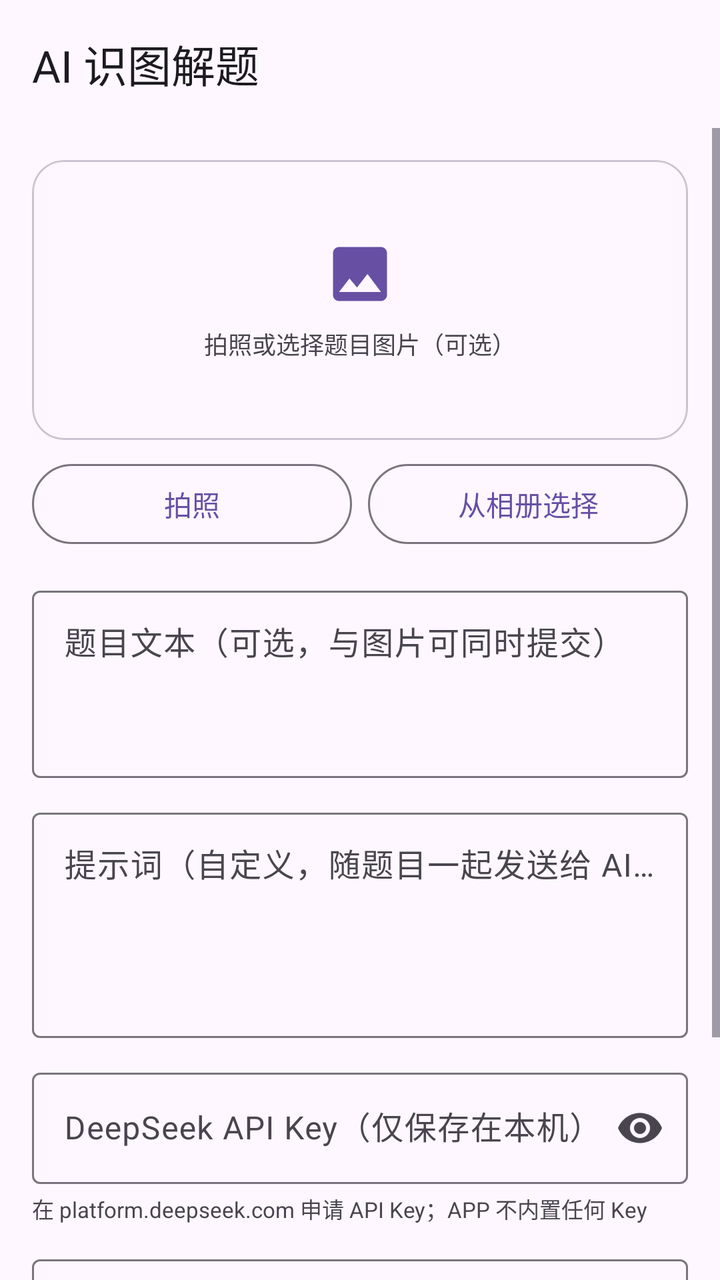
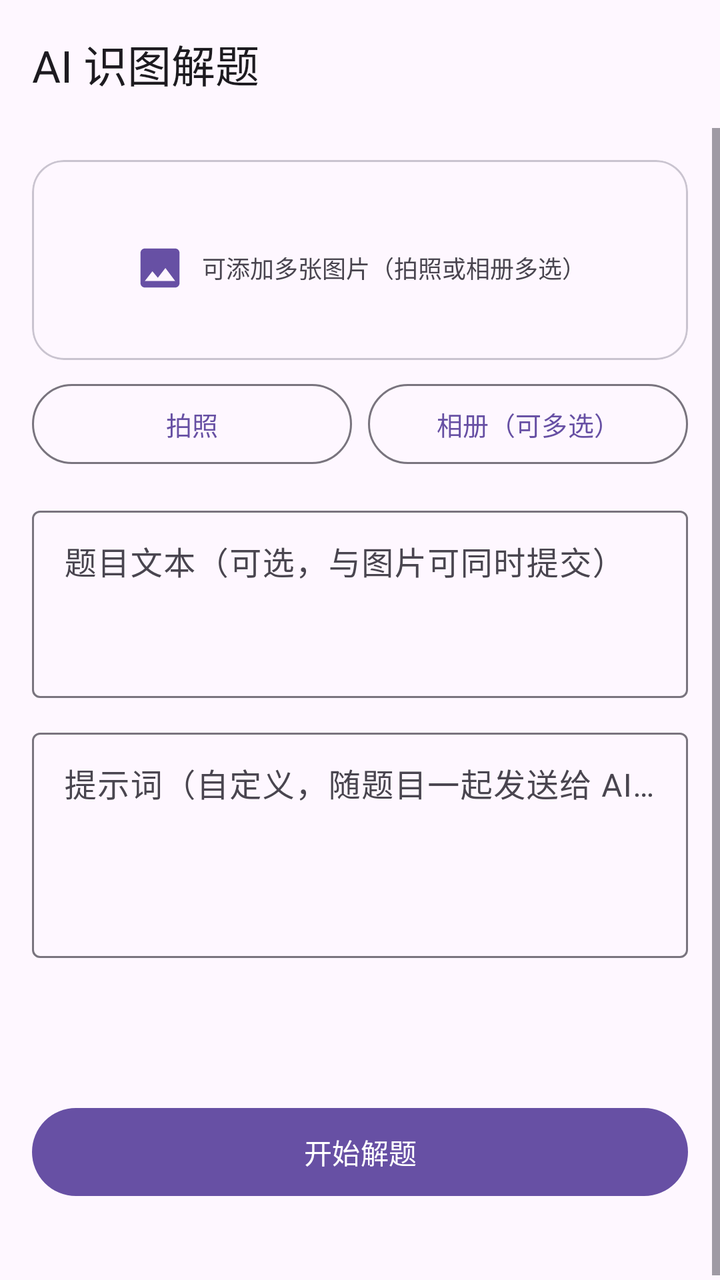

Two renders of the same Android screen: before a commit and after it. Below are the layout's source before the change and the commit's diff.
<!-- AndroidManifest.xml: application theme Theme.XueTi -->
<!-- res/layout/activity_ai_solve.xml -->
<?xml version="1.0" encoding="utf-8"?>
<LinearLayout xmlns:android="http://schemas.android.com/apk/res/android"
    xmlns:app="http://schemas.android.com/apk/res-auto"
    android:layout_width="match_parent"
    android:layout_height="match_parent"
    android:orientation="vertical">

    <com.google.android.material.appbar.MaterialToolbar
        android:id="@+id/toolbar"
        android:layout_width="match_parent"
        android:layout_height="?attr/actionBarSize"
        app:title="@string/ai_solve_title" />

    <ScrollView
        android:layout_width="match_parent"
        android:layout_height="0dp"
        android:layout_weight="1">

        <LinearLayout
            android:layout_width="match_parent"
            android:layout_height="wrap_content"
            android:orientation="vertical"
            android:padding="16dp">

            
            <com.google.android.material.card.MaterialCardView
                android:layout_width="match_parent"
                android:layout_height="wrap_content"
                app:cardCornerRadius="16dp"
                app:cardElevation="0dp"
                app:strokeColor="?attr/colorOutlineVariant"
                app:strokeWidth="1dp">

                <FrameLayout
                    android:layout_width="match_parent"
                    android:layout_height="wrap_content">

                    <ImageView
                        android:id="@+id/imagePreview"
                        android:layout_width="match_parent"
                        android:layout_height="240dp"
                        android:adjustViewBounds="true"
                        android:background="#11000000"
                        android:contentDescription="@string/ai_solve_title"
                        android:scaleType="fitCenter"
                        android:visibility="gone" />

                    <LinearLayout
                        android:id="@+id/imagePlaceholder"
                        android:layout_width="match_parent"
                        android:layout_height="140dp"
                        android:gravity="center"
                        android:orientation="vertical">

                        <ImageView
                            android:layout_width="36dp"
                            android:layout_height="36dp"
                            android:contentDescription="@string/ai_solve_title"
                            android:src="@drawable/ic_image"
                            app:tint="?attr/colorPrimary" />

                        <TextView
                            android:layout_width="wrap_content"
                            android:layout_height="wrap_content"
                            android:layout_marginTop="8dp"
                            android:text="@string/ai_image_hint"
                            android:textColor="?attr/colorOnSurfaceVariant"
                            android:textSize="12sp" />
                    </LinearLayout>
                </FrameLayout>
            </com.google.android.material.card.MaterialCardView>

            <LinearLayout
                android:layout_width="match_parent"
                android:layout_height="wrap_content"
                android:layout_marginTop="8dp"
                android:orientation="horizontal">

                <com.google.android.material.button.MaterialButton
                    android:id="@+id/btnCamera"
                    style="?attr/materialButtonOutlinedStyle"
                    android:layout_width="0dp"
                    android:layout_height="wrap_content"
                    android:layout_weight="1"
                    android:text="@string/ai_take_photo" />

                <com.google.android.material.button.MaterialButton
                    android:id="@+id/btnGallery"
                    style="?attr/materialButtonOutlinedStyle"
                    android:layout_width="0dp"
                    android:layout_height="wrap_content"
                    android:layout_marginStart="8dp"
                    android:layout_weight="1"
                    android:text="@string/ai_pick_gallery" />
            </LinearLayout>

            
            <LinearLayout
                android:id="@+id/imageActionsRow"
                android:layout_width="match_parent"
                android:layout_height="wrap_content"
                android:layout_marginTop="8dp"
                android:orientation="horizontal"
                android:visibility="gone">

                <com.google.android.material.button.MaterialButton
                    android:id="@+id/btnCrop"
                    style="?attr/materialButtonOutlinedStyle"
                    android:layout_width="0dp"
                    android:layout_height="wrap_content"
                    android:layout_weight="1"
                    android:text="@string/ai_btn_crop"
                    android:textSize="13sp" />

                <com.google.android.material.button.MaterialButton
                    android:id="@+id/btnEnhance"
                    style="?attr/materialButtonOutlinedStyle"
                    android:layout_width="0dp"
                    android:layout_height="wrap_content"
                    android:layout_marginStart="6dp"
                    android:layout_weight="1"
                    android:text="@string/ai_btn_enhance"
                    android:textSize="13sp" />

                <com.google.android.material.button.MaterialButton
                    android:id="@+id/btnRestore"
                    style="?attr/materialButtonOutlinedStyle"
                    android:layout_width="0dp"
                    android:layout_height="wrap_content"
                    android:layout_marginStart="6dp"
                    android:layout_weight="1"
                    android:text="@string/ai_btn_restore"
                    android:textSize="13sp" />

                <com.google.android.material.button.MaterialButton
                    android:id="@+id/btnClearImage"
                    style="?attr/materialButtonOutlinedStyle"
                    android:layout_width="0dp"
                    android:layout_height="wrap_content"
                    android:layout_marginStart="6dp"
                    android:layout_weight="1"
                    android:text="@string/ai_clear_image"
                    android:textSize="13sp" />
            </LinearLayout>

            <TextView
                android:id="@+id/enhanceTip"
                android:layout_width="match_parent"
                android:layout_height="wrap_content"
                android:layout_marginTop="6dp"
                android:text="@string/ai_enhance_tip"
                android:textColor="?attr/colorOnSurfaceVariant"
                android:textSize="11sp"
                android:visibility="gone" />

            
            <com.google.android.material.textfield.TextInputLayout
                android:layout_width="match_parent"
                android:layout_height="wrap_content"
                android:layout_marginTop="14dp"
                android:hint="@string/ai_question_hint">

                <com.google.android.material.textfield.TextInputEditText
                    android:id="@+id/etQuestion"
                    android:layout_width="match_parent"
                    android:layout_height="wrap_content"
                    android:gravity="top"
                    android:inputType="textMultiLine"
                    android:minLines="3" />
            </com.google.android.material.textfield.TextInputLayout>

            
            <com.google.android.material.textfield.TextInputLayout
                android:layout_width="match_parent"
                android:layout_height="wrap_content"
                android:layout_marginTop="12dp"
                android:hint="@string/ai_prompt_hint">

                <com.google.android.material.textfield.TextInputEditText
                    android:id="@+id/etPrompt"
                    android:layout_width="match_parent"
                    android:layout_height="wrap_content"
                    android:gravity="top"
                    android:inputType="textMultiLine"
                    android:minLines="4" />
            </com.google.android.material.textfield.TextInputLayout>

            
            <com.google.android.material.textfield.TextInputLayout
                android:layout_width="match_parent"
                android:layout_height="wrap_content"
                android:layout_marginTop="12dp"
                android:hint="@string/ai_key_hint"
                app:endIconMode="password_toggle">

                <com.google.android.material.textfield.TextInputEditText
                    android:id="@+id/etApiKey"
                    android:layout_width="match_parent"
                    android:layout_height="wrap_content"
                    android:inputType="textPassword"
                    android:maxLines="1" />
            </com.google.android.material.textfield.TextInputLayout>

            <TextView
                android:layout_width="match_parent"
                android:layout_height="wrap_content"
                android:layout_marginTop="4dp"
                android:text="@string/ai_key_tip"
                android:textColor="?attr/colorOnSurfaceVariant"
                android:textSize="11sp" />

            
            <com.google.android.material.textfield.TextInputLayout
                android:layout_width="match_parent"
                android:layout_height="wrap_content"
                android:layout_marginTop="12dp"
                android:hint="@string/ai_model_hint">

                <com.google.android.material.textfield.TextInputEditText
                    android:id="@+id/etModel"
                    android:layout_width="match_parent"
                    android:layout_height="wrap_content"
                    android:inputType="text"
                    android:maxLines="1" />
            </com.google.android.material.textfield.TextInputLayout>

            <com.google.android.material.button.MaterialButton
                android:id="@+id/btnSolve"
                android:layout_width="match_parent"
                android:layout_height="52dp"
                android:layout_marginTop="16dp"
                android:text="@string/ai_solve_button" />

            <ProgressBar
                android:id="@+id/progress"
                style="?android:attr/progressBarStyleHorizontal"
                android:layout_width="match_parent"
                android:layout_height="wrap_content"
                android:layout_marginTop="12dp"
                android:indeterminate="true"
                android:visibility="gone" />

            <TextView
                android:id="@+id/statusText"
                android:layout_width="match_parent"
                android:layout_height="wrap_content"
                android:layout_marginTop="8dp"
                android:textColor="?attr/colorOnSurfaceVariant"
                android:textSize="12sp" />

            
            <com.google.android.material.card.MaterialCardView
                android:id="@+id/resultCard"
                android:layout_width="match_parent"
                android:layout_height="wrap_content"
                android:layout_marginTop="14dp"
                android:visibility="gone"
                app:cardBackgroundColor="?attr/colorSurfaceContainerHigh"
                app:cardCornerRadius="16dp"
                app:cardElevation="0dp"
                app:strokeColor="?attr/colorOutlineVariant"
                app:strokeWidth="1dp">

                <LinearLayout
                    android:layout_width="match_parent"
                    android:layout_height="wrap_content"
                    android:orientation="vertical"
                    android:padding="16dp">

                    <LinearLayout
                        android:layout_width="match_parent"
                        android:layout_height="wrap_content"
                        android:gravity="center_vertical"
                        android:orientation="horizontal">

                        <TextView
                            android:layout_width="0dp"
                            android:layout_height="wrap_content"
                            android:layout_weight="1"
                            android:text="@string/ai_result_title"
                            android:textSize="15sp"
                            android:textStyle="bold" />

                        <TextView
                            android:id="@+id/btnCopyResult"
                            android:layout_width="wrap_content"
                            android:layout_height="wrap_content"
                            android:background="?attr/selectableItemBackground"
                            android:padding="8dp"
                            android:text="@string/ai_copy"
                            android:textColor="?attr/colorPrimary"
                            android:textSize="14sp" />
                    </LinearLayout>

                    <TextView
                        android:id="@+id/tvResult"
                        android:layout_width="match_parent"
                        android:layout_height="wrap_content"
                        android:layout_marginTop="8dp"
                        android:lineSpacingExtra="4dp"
                        android:textIsSelectable="true"
                        android:textSize="14sp" />
                </LinearLayout>
            </com.google.android.material.card.MaterialCardView>
        </LinearLayout>
    </ScrollView>
</LinearLayout>
<!-- resources referenced by this layout -->
<resources>
  <!-- drawable ic_image (drawable) -->
  <vector xmlns:android="http://schemas.android.com/apk/res/android"
      android:width="24dp"
      android:height="24dp"
      android:viewportWidth="24"
      android:viewportHeight="24">
      <path
          android:fillColor="#FFFFFFFF"
          android:pathData="M21,19V5c0,-1.1 -0.9,-2 -2,-2H5c-1.1,0 -2,0.9 -2,2v14c0,1.1 0.9,2 2,2h14c1.1,0 2,-0.9 2,-2zM8.5,13.5l2.5,3.01L14.5,12l4.5,6H5l3.5,-4.5z" />
  </vector>
  <string name="ai_btn_crop">裁剪</string>
  <string name="ai_btn_enhance">图像增强</string>
  <string name="ai_btn_restore">还原原图</string>
  <string name="ai_clear_image">移除图片</string>
  <string name="ai_copy">复制</string>
  <string name="ai_enhance_tip">提示：题目照片建议先「裁剪」再用「高斯锐化 / 二值化」增强，文字识别更准；点击图片可全屏查看</string>
  <string name="ai_image_hint">拍照或选择题目图片（可选）</string>
  <string name="ai_key_hint">DeepSeek API Key（仅保存在本机）</string>
  <string name="ai_key_tip">在 platform.deepseek.com 申请 API Key；APP 不内置任何 Key</string>
  <string name="ai_model_hint">模型（默认 deepseek-flash，支持图片理解）</string>
  <string name="ai_pick_gallery">从相册选择</string>
  <string name="ai_prompt_hint">提示词（自定义，随题目一起发送给 AI）</string>
  <string name="ai_question_hint">题目文本（可选，与图片可同时提交）</string>
  <string name="ai_result_title">解答</string>
  <string name="ai_solve_button">开始解题</string>
  <string name="ai_solve_title">AI 识图解题</string>
  <string name="ai_take_photo">拍照</string>
  <style name="Theme.XueTi" parent="Theme.Material3.DayNight.NoActionBar">
          <item name="colorPrimary">@color/primary</item>
          <item name="colorOnPrimary">@color/onPrimary</item>
          <item name="colorPrimaryContainer">@color/primaryContainer</item>
          <item name="colorOnPrimaryContainer">@color/onPrimaryContainer</item>
          <item name="colorSecondary">@color/secondary</item>
          <item name="colorOnSecondary">@color/onSecondary</item>
          <item name="colorSecondaryContainer">@color/secondaryContainer</item>
          <item name="colorOnSecondaryContainer">@color/onSecondaryContainer</item>
          <item name="android:colorBackground">@color/background</item>
          <item name="colorSurface">@color/surface</item>
          <item name="colorOnSurface">@color/onSurface</item>
          <item name="colorSurfaceVariant">@color/surfaceVariant</item>
          <item name="colorOnSurfaceVariant">@color/onSurfaceVariant</item>
          <item name="colorOutline">@color/outline</item>
      </style>
  <color name="primary">#6750A4</color>
  <color name="onPrimary">#FFFFFF</color>
  <color name="primaryContainer">#EADDFF</color>
  <color name="onPrimaryContainer">#21005D</color>
  <color name="secondary">#625B71</color>
  <color name="onSecondary">#FFFFFF</color>
  <color name="secondaryContainer">#E8DEF8</color>
  <color name="onSecondaryContainer">#1D192B</color>
  <color name="background">#FEF7FF</color>
  <color name="surface">#FEF7FF</color>
  <color name="onSurface">#1D1B20</color>
  <color name="surfaceVariant">#E7E0EC</color>
  <color name="onSurfaceVariant">#49454F</color>
  <color name="outline">#79747E</color>
</resources>

<!-- the commit's change to res/layout/activity_ai_solve.xml (unified diff, before → after) -->
@@ -31,30 +31,35 @@
                 app:strokeColor="?attr/colorOutlineVariant"
                 app:strokeWidth="1dp">
 
-                <FrameLayout
+                <LinearLayout
                     android:layout_width="match_parent"
-                    android:layout_height="wrap_content">
-
-                    <ImageView
-                        android:id="@+id/imagePreview"
-                        android:layout_width="match_parent"
-                        android:layout_height="240dp"
-                        android:adjustViewBounds="true"
-                        android:background="#11000000"
-                        android:contentDescription="@string/ai_solve_title"
-                        android:scaleType="fitCenter"
-                        android:visibility="gone" />
+                    android:layout_height="wrap_content"
+                    android:orientation="vertical"
+                    android:padding="10dp">
+
+                    <HorizontalScrollView
+                        android:layout_width="match_parent"
+                        android:layout_height="wrap_content"
+                        android:scrollbars="none">
+
+                        <LinearLayout
+                            android:id="@+id/imageStrip"
+                            android:layout_width="wrap_content"
+                            android:layout_height="wrap_content"
+                            android:orientation="horizontal"
+                            android:paddingVertical="4dp" />
+                    </HorizontalScrollView>
 
                     <LinearLayout
                         android:id="@+id/imagePlaceholder"
                         android:layout_width="match_parent"
-                        android:layout_height="140dp"
+                        android:layout_height="72dp"
                         android:gravity="center"
-                        android:orientation="vertical">
+                        android:orientation="horizontal">
 
                         <ImageView
-                            android:layout_width="36dp"
-                            android:layout_height="36dp"
+                            android:layout_width="26dp"
+                            android:layout_height="26dp"
                             android:contentDescription="@string/ai_solve_title"
                             android:src="@drawable/ic_image"
                             app:tint="?attr/colorPrimary" />
@@ -62,12 +67,20 @@
                         <TextView
                             android:layout_width="wrap_content"
                             android:layout_height="wrap_content"
-                            android:layout_marginTop="8dp"
-                            android:text="@string/ai_image_hint"
+                            android:layout_marginStart="8dp"
+                            android:text="@string/image_multi_hint"
                             android:textColor="?attr/colorOnSurfaceVariant"
                             android:textSize="12sp" />
                     </LinearLayout>
-                </FrameLayout>
+
+                    <TextView
+                        android:id="@+id/imageCountHint"
+                        android:layout_width="match_parent"
+                        android:layout_height="wrap_content"
+                        android:textColor="?attr/colorOnSurfaceVariant"
+                        android:textSize="11sp"
+                        android:visibility="gone" />
+                </LinearLayout>
             </com.google.android.material.card.MaterialCardView>
 
             <LinearLayout
@@ -82,7 +95,8 @@
                     android:layout_width="0dp"
                     android:layout_height="wrap_content"
                     android:layout_weight="1"
-                    android:text="@string/ai_take_photo" />
+                    android:text="@string/ai_take_photo"
+                    android:textSize="13sp" />
 
                 <com.google.android.material.button.MaterialButton
                     android:id="@+id/btnGallery"
@@ -91,10 +105,10 @@
                     android:layout_height="wrap_content"
                     android:layout_marginStart="8dp"
                     android:layout_weight="1"
-                    android:text="@string/ai_pick_gallery" />
+                    android:text="@string/ai_pick_gallery_multi"
+                    android:textSize="13sp" />
             </LinearLayout>
 
-            
             <LinearLayout
                 android:id="@+id/imageActionsRow"
                 android:layout_width="match_parent"
@@ -185,50 +199,30 @@
                     android:minLines="4" />
             </com.google.android.material.textfield.TextInputLayout>
 
-            
-            <com.google.android.material.textfield.TextInputLayout
-                android:layout_width="match_parent"
-                android:layout_height="wrap_content"
-                android:layout_marginTop="12dp"
-                android:hint="@string/ai_key_hint"
-                app:endIconMode="password_toggle">
-
-                <com.google.android.material.textfield.TextInputEditText
-                    android:id="@+id/etApiKey"
-                    android:layout_width="match_parent"
-                    android:layout_height="wrap_content"
-                    android:inputType="textPassword"
-                    android:maxLines="1" />
-            </com.google.android.material.textfield.TextInputLayout>
-
             <TextView
-                android:layout_width="match_parent"
-                android:layout_height="wrap_content"
-                android:layout_marginTop="4dp"
-                android:text="@string/ai_key_tip"
+                android:id="@+id/apiHint"
+                android:layout_width="match_parent"
+                android:layout_height="wrap_content"
+                android:layout_marginTop="10dp"
+                android:background="?attr/selectableItemBackground"
+                android:clickable="true"
+                android:focusable="true"
+                android:paddingVertical="8dp"
+                android:textColor="?attr/colorPrimary"
+                android:textSize="12sp" />
+
+            <TextView
+                android:id="@+id/peakHint"
+                android:layout_width="match_parent"
+                android:layout_height="wrap_content"
                 android:textColor="?attr/colorOnSurfaceVariant"
                 android:textSize="11sp" />
 
-            
-            <com.google.android.material.textfield.TextInputLayout
-                android:layout_width="match_parent"
-                android:layout_height="wrap_content"
-                android:layout_marginTop="12dp"
-                android:hint="@string/ai_model_hint">
-
-                <com.google.android.material.textfield.TextInputEditText
-                    android:id="@+id/etModel"
-                    android:layout_width="match_parent"
-                    android:layout_height="wrap_content"
-                    android:inputType="text"
-                    android:maxLines="1" />
-            </com.google.android.material.textfield.TextInputLayout>
-
             <com.google.android.material.button.MaterialButton
                 android:id="@+id/btnSolve"
                 android:layout_width="match_parent"
                 android:layout_height="52dp"
-                android:layout_marginTop="16dp"
+                android:layout_marginTop="14dp"
                 android:text="@string/ai_solve_button" />
 
             <ProgressBar
<!-- resource entries referenced after the edit -->
@@ -16,17 +16,14 @@
   <string name="ai_clear_image">移除图片</string>
   <string name="ai_copy">复制</string>
   <string name="ai_enhance_tip">提示：题目照片建议先「裁剪」再用「高斯锐化 / 二值化」增强，文字识别更准；点击图片可全屏查看</string>
-  <string name="ai_image_hint">拍照或选择题目图片（可选）</string>
-  <string name="ai_key_hint">DeepSeek API Key（仅保存在本机）</string>
-  <string name="ai_key_tip">在 platform.deepseek.com 申请 API Key；APP 不内置任何 Key</string>
-  <string name="ai_model_hint">模型（默认 deepseek-flash，支持图片理解）</string>
-  <string name="ai_pick_gallery">从相册选择</string>
+  <string name="ai_pick_gallery_multi">相册（可多选）</string>
   <string name="ai_prompt_hint">提示词（自定义，随题目一起发送给 AI）</string>
   <string name="ai_question_hint">题目文本（可选，与图片可同时提交）</string>
   <string name="ai_result_title">解答</string>
   <string name="ai_solve_button">开始解题</string>
   <string name="ai_solve_title">AI 识图解题</string>
   <string name="ai_take_photo">拍照</string>
+  <string name="image_multi_hint">可添加多张图片（拍照或相册多选）</string>
   <style name="Theme.XueTi" parent="Theme.Material3.DayNight.NoActionBar">
           <item name="colorPrimary">@color/primary</item>
           <item name="colorOnPrimary">@color/onPrimary</item>
